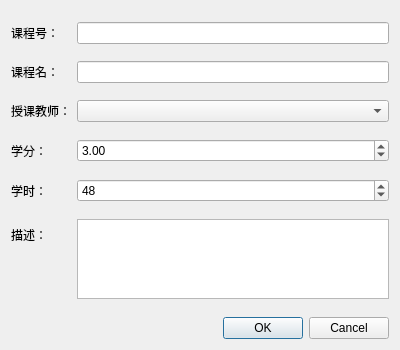
This is ui/coursedialog.ui in 13088916luoyi/StudentManager as Qt 5 draws it before an edit. The edited form follows.
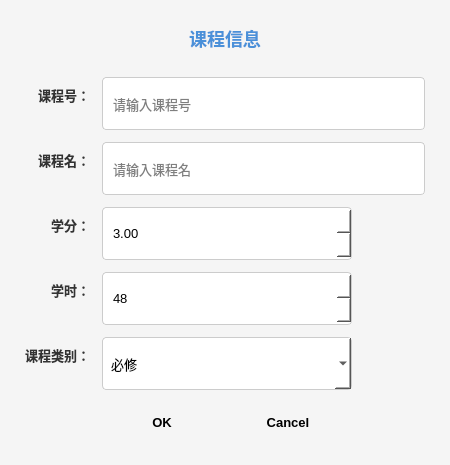
This is the edited form.

What changed in the file:
```diff
--- a/ui/coursedialog.ui
+++ b/ui/coursedialog.ui
@@ -6,16 +6,96 @@
    <rect>
     <x>0</x>
     <y>0</y>
-    <width>400</width>
-    <height>350</height>
+    <width>450</width>
+    <height>280</height>
    </rect>
   </property>
   <property name="windowTitle">
    <string>课程信息</string>
   </property>
+  <property name="styleSheet">
+   <string notr="true">QDialog {
+    background-color: #f5f5f5;
+}
+QLabel {
+    font-size: 13px;
+    color: #333333;
+    font-weight: bold;
+}
+QLineEdit, QComboBox, QDoubleSpinBox, QSpinBox {
+    padding: 8px;
+    border: 1px solid #cccccc;
+    border-radius: 4px;
+    background-color: white;
+    font-size: 13px;
+    min-height: 35px;
+}
+QLineEdit:focus, QComboBox:focus, QDoubleSpinBox:focus, QSpinBox:focus {
+    border: 2px solid #4a90d9;
+}
+QPushButton {
+    padding: 10px 20px;
+    border: none;
+    border-radius: 4px;
+    font-size: 13px;
+    font-weight: bold;
+    min-width: 80px;
+}
+QPushButton[text="确定"], QPushButton[text="OK"] {
+    background-color: #4a90d9;
+    color: white;
+}
+QPushButton[text="确定"]:hover, QPushButton[text="OK"]:hover {
+    background-color: #3a7bc8;
+}
+QPushButton[text="取消"], QPushButton[text="Cancel"] {
+    background-color: #e0e0e0;
+    color: #333333;
+}
+QPushButton[text="取消"]:hover, QPushButton[text="Cancel"]:hover {
+    background-color: #d0d0d0;
+}</string>
+  </property>
   <layout class="QVBoxLayout" name="verticalLayout">
+   <property name="spacing">
+    <number>15</number>
+   </property>
+   <property name="leftMargin">
+    <number>25</number>
+   </property>
+   <property name="topMargin">
+    <number>25</number>
+   </property>
+   <property name="rightMargin">
+    <number>25</number>
+   </property>
+   <property name="bottomMargin">
+    <number>25</number>
+   </property>
+   <item>
+    <widget class="QLabel" name="titleLabel">
+     <property name="styleSheet">
+      <string notr="true">font-size: 18px; font-weight: bold; color: #4a90d9; margin-bottom: 10px;</string>
+     </property>
+     <property name="text">
+      <string>课程信息</string>
+     </property>
+     <property name="alignment">
+      <set>Qt::AlignCenter</set>
+     </property>
+    </widget>
+   </item>
    <item>
     <layout class="QFormLayout" name="formLayout">
+     <property name="spacing">
+      <number>12</number>
+     </property>
+     <property name="labelAlignment">
+      <set>Qt::AlignRight|Qt::AlignVCenter</set>
+     </property>
+     <property name="fieldGrowthPolicy">
+      <enum>QFormLayout::ExpandingFieldsGrow</enum>
+     </property>
      <item row="0" column="0">
       <widget class="QLabel" name="label">
        <property name="text">
@@ -24,7 +104,17 @@
       </widget>
      </item>
      <item row="0" column="1">
-      <widget class="QLineEdit" name="courseNoEdit"/>
+      <widget class="QLineEdit" name="courseNoEdit">
+       <property name="minimumSize">
+        <size>
+         <width>250</width>
+         <height>35</height>
+        </size>
+       </property>
+       <property name="placeholderText">
+        <string>请输入课程号</string>
+       </property>
+      </widget>
      </item>
      <item row="1" column="0">
       <widget class="QLabel" name="label_2">
@@ -34,27 +124,33 @@
       </widget>
      </item>
      <item row="1" column="1">
-      <widget class="QLineEdit" name="courseNameEdit"/>
+      <widget class="QLineEdit" name="courseNameEdit">
+       <property name="minimumSize">
+        <size>
+         <width>250</width>
+         <height>35</height>
+        </size>
+       </property>
+       <property name="placeholderText">
+        <string>请输入课程名</string>
+       </property>
+      </widget>
      </item>
      <item row="2" column="0">
-      <widget class="QLabel" name="label_3">
-       <property name="text">
-        <string>授课教师：</string>
-       </property>
-      </widget>
-     </item>
-     <item row="2" column="1">
-      <widget class="QComboBox" name="teacherComboBox"/>
-     </item>
-     <item row="3" column="0">
       <widget class="QLabel" name="label_4">
        <property name="text">
         <string>学分：</string>
        </property>
       </widget>
      </item>
-     <item row="3" column="1">
+     <item row="2" column="1">
       <widget class="QDoubleSpinBox" name="creditSpinBox">
+       <property name="minimumSize">
+        <size>
+         <width>250</width>
+         <height>35</height>
+        </size>
+       </property>
        <property name="minimum">
         <double>0.500000000000000</double>
        </property>
@@ -69,15 +165,21 @@
        </property>
       </widget>
      </item>
-     <item row="4" column="0">
+     <item row="3" column="0">
       <widget class="QLabel" name="label_5">
        <property name="text">
         <string>学时：</string>
        </property>
       </widget>
      </item>
-     <item row="4" column="1">
+     <item row="3" column="1">
       <widget class="QSpinBox" name="hoursSpinBox">
+       <property name="minimumSize">
+        <size>
+         <width>250</width>
+         <height>35</height>
+        </size>
+       </property>
        <property name="minimum">
         <number>8</number>
        </property>
@@ -92,25 +194,48 @@
        </property>
       </widget>
      </item>
-     <item row="5" column="0">
+     <item row="4" column="0">
       <widget class="QLabel" name="label_6">
        <property name="text">
-        <string>描述：</string>
+        <string>课程类别：</string>
        </property>
       </widget>
      </item>
-     <item row="5" column="1">
-      <widget class="QTextEdit" name="descriptionEdit">
-       <property name="maximumSize">
+     <item row="4" column="1">
+      <widget class="QComboBox" name="courseTypeComboBox">
+       <property name="minimumSize">
         <size>
-         <width>16777215</width>
-         <height>80</height>
+         <width>250</width>
+         <height>35</height>
         </size>
        </property>
+       <item>
+        <property name="text">
+         <string>必修</string>
+        </property>
+       </item>
+       <item>
+        <property name="text">
+         <string>选修</string>
+        </property>
+       </item>
       </widget>
      </item>
     </layout>
    </item>
+   <item>
+    <spacer name="verticalSpacer">
+     <property name="orientation">
+      <enum>Qt::Vertical</enum>
+     </property>
+     <property name="sizeHint" stdset="0">
+      <size>
+       <width>20</width>
+       <height>10</height>
+      </size>
+     </property>
+    </spacer>
+   </item>
    <item>
     <widget class="QDialogButtonBox" name="buttonBox">
      <property name="orientation">
@@ -119,6 +244,9 @@
      <property name="standardButtons">
       <set>QDialogButtonBox::Cancel|QDialogButtonBox::Ok</set>
      </property>
+     <property name="centerButtons">
+      <bool>true</bool>
+     </property>
     </widget>
    </item>
   </layout>
```
